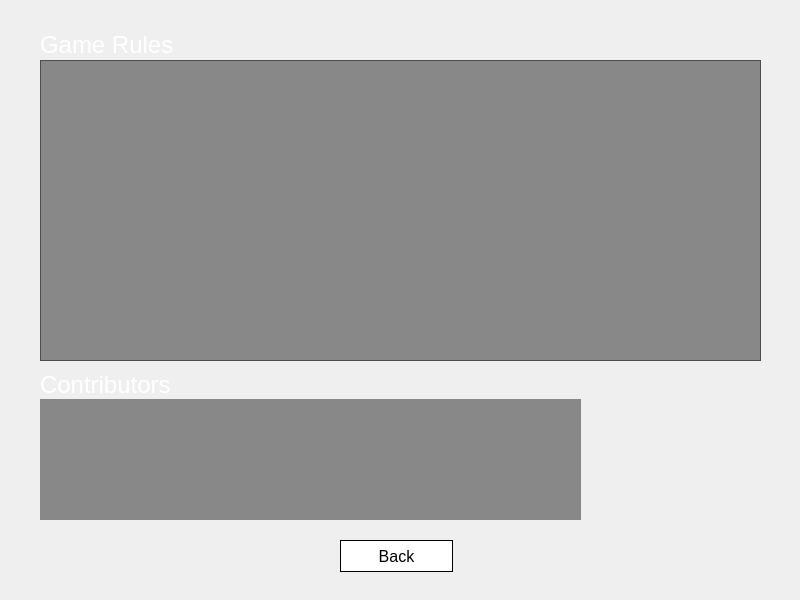
First picture: the form in blackjack-client/ui/about.ui, repository lehoangtran289/Blackjack, before the edit.
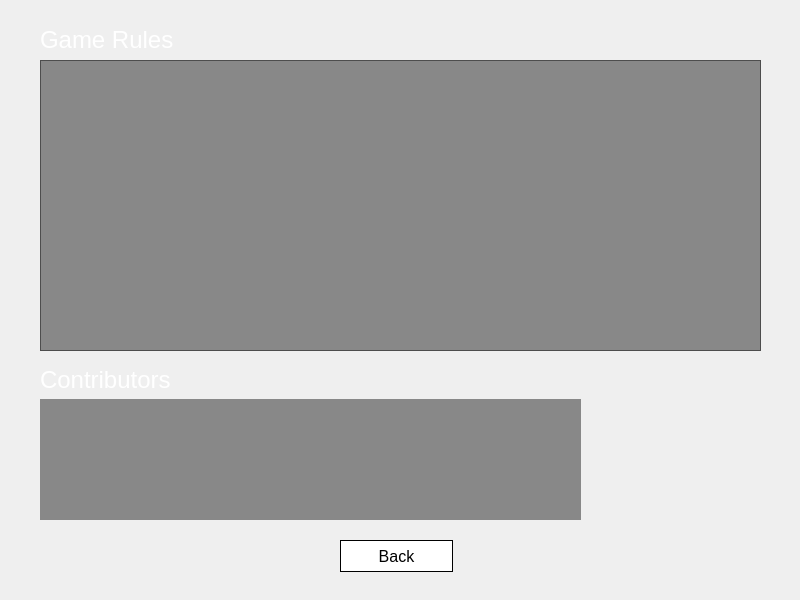
Second picture: the form after the edit. Icons and pictures are not drawn.

The edit to the form file:
```diff
--- a/blackjack-client/ui/about.ui
+++ b/blackjack-client/ui/about.ui
@@ -45,7 +45,7 @@
    <property name="geometry">
     <rect>
      <x>40</x>
-     <y>370</y>
+     <y>365</y>
      <width>200</width>
      <height>30</height>
     </rect>
@@ -67,7 +67,7 @@
    <property name="geometry">
     <rect>
      <x>40</x>
-     <y>30</y>
+     <y>25</y>
      <width>200</width>
      <height>30</height>
     </rect>
@@ -153,7 +153,7 @@
      <x>40</x>
      <y>60</y>
      <width>721</width>
-     <height>301</height>
+     <height>291</height>
     </rect>
    </property>
    <property name="font">
```
